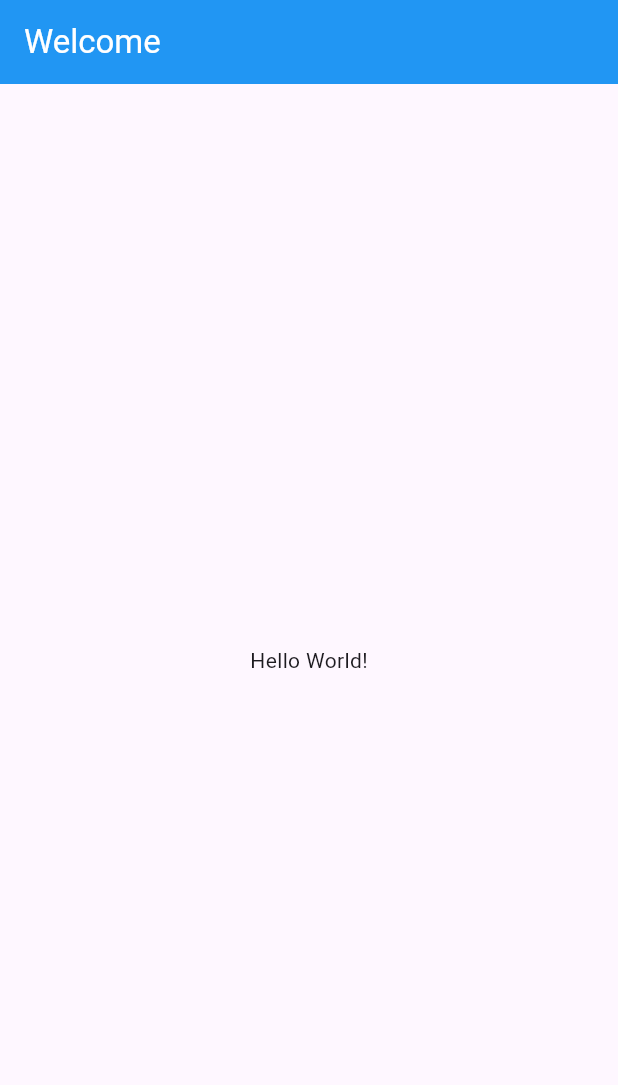
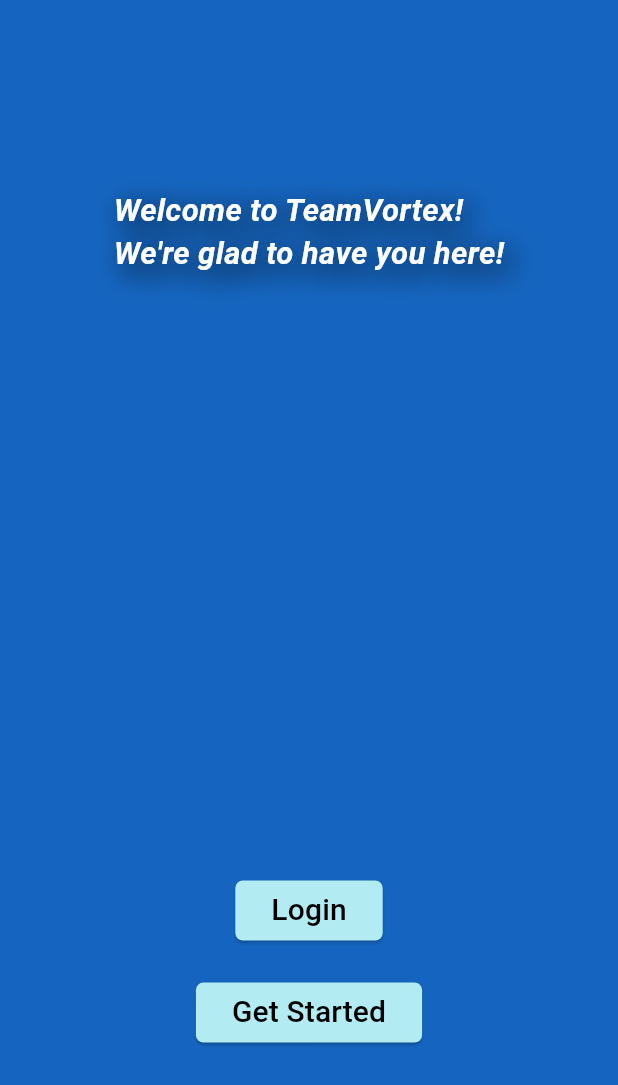
Before and after one commit to aleleotta/TeamVortex, a Flutter app: the screen it shows after launch, on a phone screen of 412 x 824 dp. Shown: the top 1085 px of the screen. Run offline on Flutter 3.47's test engine with Material 3 defaults, Android fonts, the phone set to English and light mode, and no system bars.

Commit message:
Layout has been fixed on welcome screen.

```diff
--- a/lib/views/stateless/welcome_page.dart
+++ b/lib/views/stateless/welcome_page.dart
@@ -6,18 +6,76 @@
   @override
   Widget build(BuildContext context) {
     return Scaffold(
-      appBar: AppBar(
-        title: const Text("Welcome", style: TextStyle(color: Colors.white)),
-        backgroundColor: Colors.blue,
-      ),
-      body: const Center(
+      backgroundColor: Colors.blue[800],
+      body: LayoutBuilder(
+        builder: (context, constraints) {
+          return _welcomeView(context, constraints.maxWidth, constraints.maxHeight);
+        }
+      )
+    );
+  }
+
+  Widget _welcomeView(BuildContext context, double screenWidth, double screenHeight) {
+    return Padding(
+      padding: const EdgeInsets.all(20),
+      child: Center(
         child: Column(
           mainAxisAlignment: MainAxisAlignment.center,
-          children: [
-            Text("Hello World!"),
+          children: <Widget>[
+            Text(
+              "Welcome to TeamVortex!\nWe're glad to have you here!",
+              style: TextStyle(
+                // First value: fontSize reset limit.
+                // second value: fontSize value for exceeding limit.
+                // third value: fontSize value.
+                fontSize:
+                MediaQuery.of(context).size.width > 840 ? 42
+                :
+                MediaQuery.of(context).size.width * 0.05,
+                fontWeight: FontWeight.bold,
+                fontStyle: FontStyle.italic,
+                color: Colors.white,
+                shadows: const [
+                  Shadow(
+                    blurRadius: 25.0,
+                    color: Colors.black,
+                    offset: Offset(5, 5),
+                  ),
+                ],
+              ),
+            ),
+            SizedBox(height: screenHeight > 650 ? 400 : screenHeight > 480 ? 200 : 100), //400 200 100
+            ElevatedButton(
+              onPressed: () {},
+              style: ButtonStyle(
+                backgroundColor: WidgetStateProperty.all(Colors.cyan[100]),
+                shape: WidgetStateProperty.all<RoundedRectangleBorder>(
+                  RoundedRectangleBorder(
+                    borderRadius: BorderRadius.circular(5.0),
+                  ),
+                ),
+              ),
+              child: const Text("Login",
+                  style: TextStyle(fontSize: 20, color: Colors.black)),
+            ),
+            const SizedBox(height: 20),
+            ElevatedButton(
+              onPressed: () {},
+              style: ButtonStyle(
+                backgroundColor: WidgetStateProperty.all(Colors.cyan[100]),
+                shape: WidgetStateProperty.all<RoundedRectangleBorder>(
+                  RoundedRectangleBorder(
+                    borderRadius: BorderRadius.circular(5.0),
+                  ),
+                ),
+              ),
+              child: const Text("Get Started",
+                  style: TextStyle(fontSize: 20, color: Colors.black)),
+            )
           ],
         ),
       ),
     );
   }
+
 }
```
